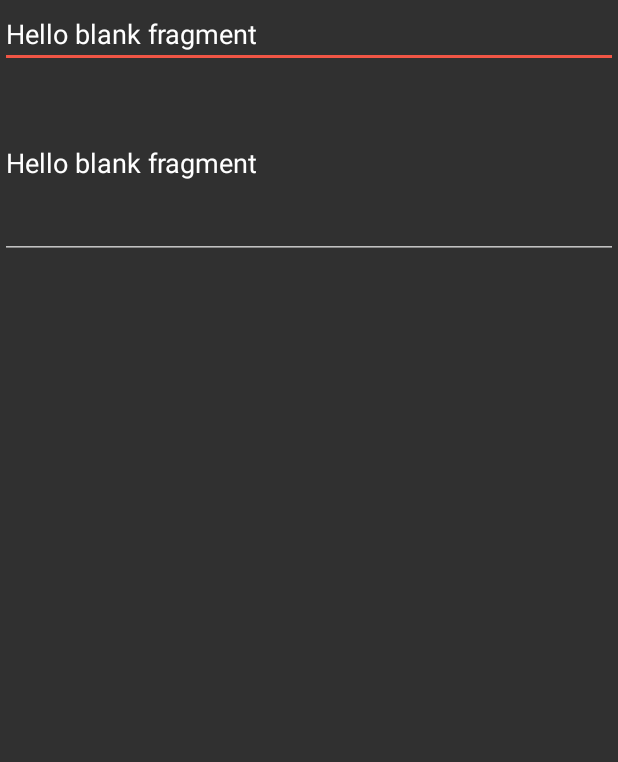
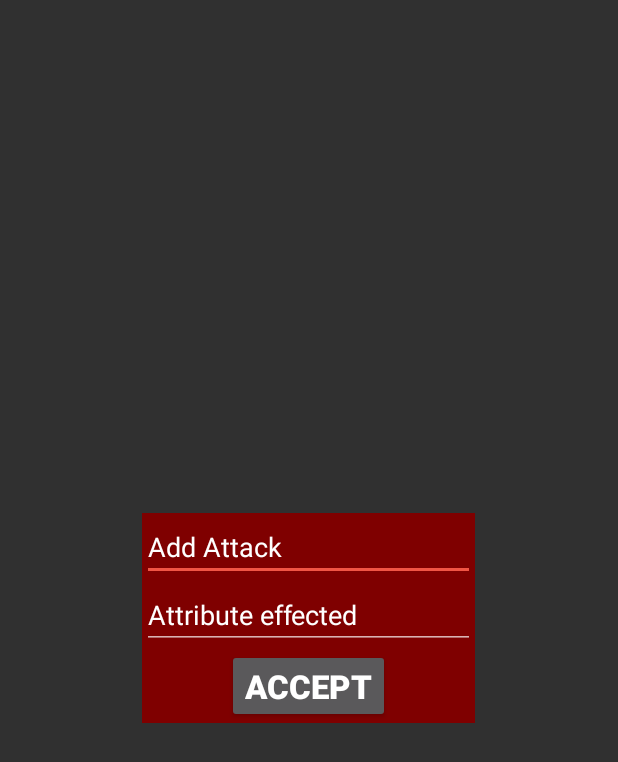
Before and after one commit to glennj3/Funky-Dungeon-Android-App, an Android app: the layout fragment_attack.xml on its own in the app's theme, with its tools: preview values and no code run, on a phone screen of 412 x 824 dp. Shown: the top 762 px of the screen. Run offline under Robolectric (Android 15) with nearby library versions, the phone set to English and light mode, and no system bars.

Commit message:
Attack Update. Still crashes stay clear.

```diff
--- a/app/src/main/java/github/com/triplefrequency/funkydungeon/ui/attacks/AttackActivity.java
+++ b/app/src/main/java/github/com/triplefrequency/funkydungeon/ui/attacks/AttackActivity.java
@@ -31,6 +31,7 @@ public class AttackActivity extends CharacterActivity {
         super.onCreate(savedInstanceState);
         setContentView(R.layout.attack_layout);
         findViewById(R.id.btn_attacks).setEnabled(false);
+
         FloatingActionButton addAttack = findViewById(R.id.addAttack);
 
         // Get a handle to the RecyclerView.
@@ -46,10 +47,15 @@ public class AttackActivity extends CharacterActivity {
             @Override
             public void onClick(View v) {
                 //Create fragment and add bundle
+                Bundle bundle = new Bundle();
+
+                String id = getCharacter().getId();
+                bundle.putString("id", id);
                 AppCompatActivity activity = (AppCompatActivity) v.getContext();
                 FragmentManager fragmentManager = activity.getFragmentManager();
                 FragmentTransaction fragmentTransaction = fragmentManager.beginTransaction();
                 Fragment attackFragment = new AttackFragment();
+                attackFragment.setArguments(bundle);
                 fragmentTransaction.replace(android.R.id.content, attackFragment);
                 fragmentTransaction.addToBackStack(null);
                 fragmentTransaction.commit();
--- a/app/src/main/java/github/com/triplefrequency/funkydungeon/ui/attributes/AttributeListAdapter.java
+++ b/app/src/main/java/github/com/triplefrequency/funkydungeon/ui/attributes/AttributeListAdapter.java
@@ -28,7 +28,7 @@ public class AttributeListAdapter extends RecyclerView.Adapter<AttributeListAdap
     public AttributeListAdapter(Context context, Character charac) {
         mInflater = LayoutInflater.from(context);
         character = charac;
-        this.mAttrList = charac.getAttributes();
+        this.mAttrList = character.getAttributes();
     }
 
     @NonNull
@@ -40,7 +40,7 @@ public class AttributeListAdapter extends RecyclerView.Adapter<AttributeListAdap
 
     @Override
     public void onBindViewHolder(@NonNull AttributeListAdapter.AttributeViewHolder attrViewHolder, int position) {
-        Pair<String, Integer> entry = mAttrList.get(position);
+        Pair<String, Integer> entry = character.getAttributes().get(position);
         attrViewHolder.attrStringView.setText(entry.getFirst());
         attrViewHolder.attrIntView.setText(String.valueOf(entry.getSecond()));
     }
--- a/app/src/main/res/layout/attack_layout.xml
+++ b/app/src/main/res/layout/attack_layout.xml
@@ -57,6 +57,6 @@
         android:tint="@android:color/white" />
 
     <!-- //Buttons at the bottom -->
-    <include layout="@layout/toolbar_bottom"/>
+    <include layout="@layout/toolbar_bottom" />
 
 </LinearLayout>
--- a/app/src/main/res/layout/attack_list_item.xml
+++ b/app/src/main/res/layout/attack_list_item.xml
@@ -4,7 +4,7 @@
                                              android:layout_height="match_parent">
 
     <TextView
-            android:id="@+id/attack"
+            android:id="@+id/attackItem"
             android:layout_width="match_parent"
             android:layout_height="wrap_content"
             android:textSize="24sp"
--- a/app/src/main/res/layout/fragment_attack.xml
+++ b/app/src/main/res/layout/fragment_attack.xml
@@ -1,22 +1,34 @@
 <?xml version="1.0" encoding="utf-8"?>
 <LinearLayout xmlns:android="http://schemas.android.com/apk/res/android"
               xmlns:tools="http://schemas.android.com/tools"
-              android:layout_width="match_parent"
-              android:layout_height="match_parent"
+              android:layout_width="wrap_content"
+              android:layout_height="wrap_content"
+              android:layout_gravity="center"
               android:orientation="vertical"
-              tools:context=".ui.attacks.AttackFragment">
+              tools:context=".ui.attacks.AttackFragment"
+              android:background="?attr/actionModeSplitBackground">
 
     <EditText
             android:id="@+id/attackEditText"
-            android:layout_width="match_parent"
+            android:layout_width="222dp"
             android:layout_height="wrap_content"
             android:gravity="top"
-            android:text="@string/hello_blank_fragment"/>
+            android:text="Add Attack"/>
 
     <EditText
             android:id="@+id/attackAttribute"
             android:layout_width="match_parent"
-            android:layout_height="127dp"
-            android:text="@string/hello_blank_fragment"/>
+            android:layout_height="wrap_content"
+            android:text="Attribute effected"/>
+    <Button
+            android:text="Accept"
+            android:layout_width="wrap_content"
+            android:layout_height="wrap_content"
+            android:layout_gravity="center_horizontal"
+            android:id="@+id/attackAccept"
+            android:textSize="22dp"
+            android:textStyle="bold"
+            android:textAlignment="center"
+    />
 
 </LinearLayout>
```
Also changed, not shown: app/src/main/java/github/com/triplefrequency/funkydungeon/ui/attacks/AttackFragment.java (+27 -53 lines), app/src/main/java/github/com/triplefrequency/funkydungeon/ui/attacks/AttackListAdapter.java (+13 -7 lines).
